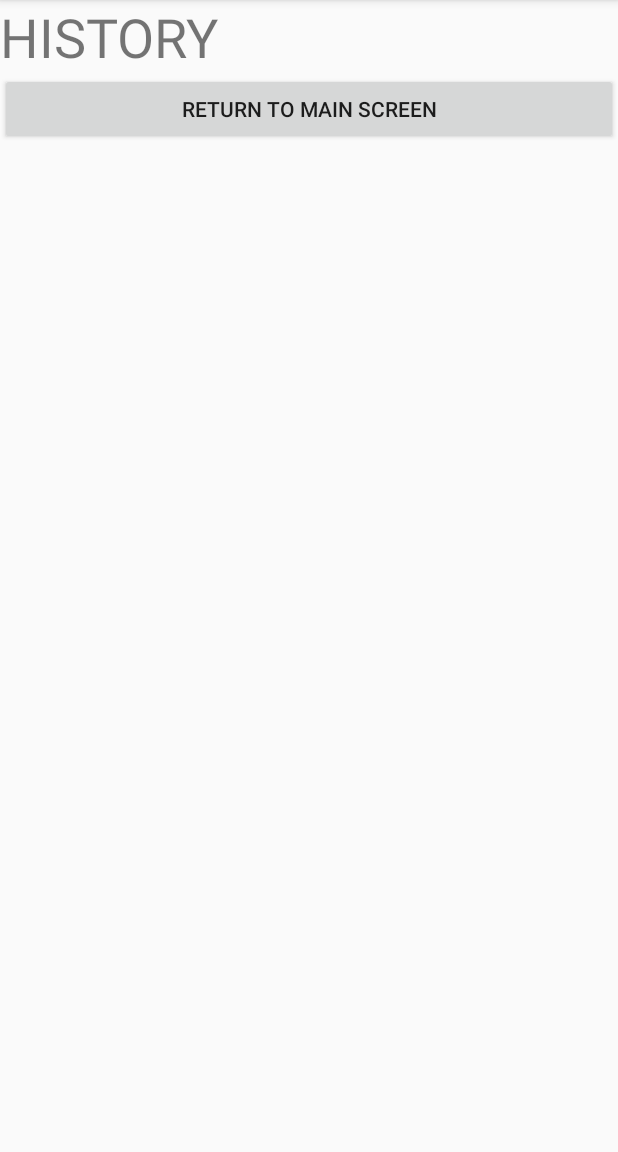
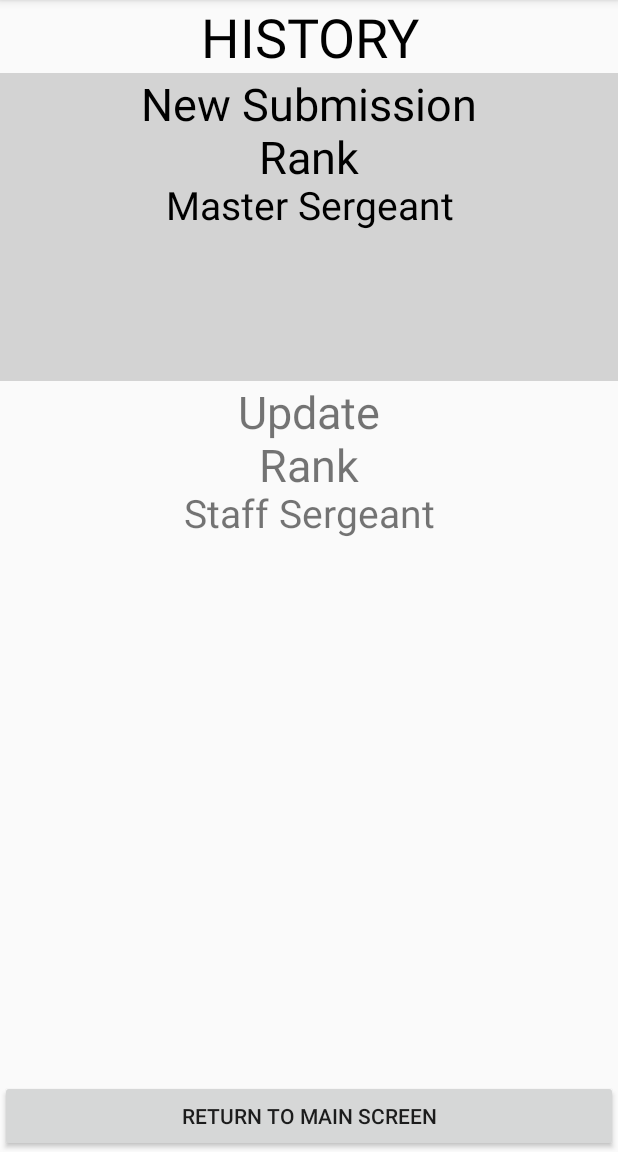
Before and after one commit to blink01/grave, an Android app: the History screen opened directly, with no data from a screen before it, on a phone screen of 412 x 824 dp, the part 84-1236 px from its top. Run offline under Robolectric (Android 15) with nearby library versions, the phone set to English and light mode, and no system bars.

```diff
--- a/app/src/main/res/layout/activity_history.xml
+++ b/app/src/main/res/layout/activity_history.xml
@@ -9,10 +9,80 @@
     <TextView
         android:layout_width="match_parent"
         android:layout_height="wrap_content"
+        android:gravity="center_horizontal"
         android:textSize="36sp"
+        android:textColor="@color/colorBlack"
         android:text="@string/history"
         tools:layout_editor_absoluteX="84dp"
         tools:layout_editor_absoluteY="115dp" />
+
+
+    <FrameLayout
+        android:layout_width="match_parent"
+        android:layout_height="205dp"
+        android:background="@color/colorGrey">
+
+        <TextView
+            android:layout_width="match_parent"
+            android:layout_height="wrap_content"
+            android:gravity="center"
+            android:textSize="30sp"
+            android:textColor="@color/colorBlack"
+            android:text="@string/displaySub"
+            />
+
+        <TextView
+            android:layout_width="match_parent"
+            android:layout_height="wrap_content"
+            android:gravity="center"
+            android:padding="35sp"
+            android:textSize="30sp"
+            android:textColor="@color/colorBlack"
+            android:text="@string/ranklvl"/>
+
+        <TextView
+            android:layout_width="match_parent"
+            android:layout_height="wrap_content"
+            android:gravity="center"
+            android:padding="70sp"
+            android:textSize="26sp"
+            android:textColor="@color/colorBlack"
+            android:text="Master Sergeant"
+            android:id="@+id/displaySubmisison" />
+    </FrameLayout>
+
+    <FrameLayout
+        android:layout_width="match_parent"
+        android:layout_height="205dp">
+        <TextView
+            android:layout_width="match_parent"
+            android:layout_height="wrap_content"
+            android:gravity="center"
+            android:textSize="30sp"
+            android:text="@string/displayUp"
+            />
+        <TextView
+            android:layout_width="match_parent"
+            android:layout_height="wrap_content"
+            android:gravity="center"
+            android:padding="35sp"
+            android:textSize="30sp"
+            android:text="@string/ranklvl"
+            />
+        <TextView
+            android:layout_width="match_parent"
+            android:layout_height="wrap_content"
+            android:gravity="center"
+            android:paddingTop="70sp"
+            android:textSize="26sp"
+            android:text="Staff Sergeant"
+            android:id="@+id/displayUpdate"/>
+    </FrameLayout>
+
+    <LinearLayout
+        android:layout_width="match_parent"
+        android:layout_height="match_parent"
+        android:gravity="center|bottom">
 
         <Button
             android:id="@+id/buttonBack22"
@@ -22,3 +92,4 @@
             tools:layout_editor_absoluteX="148dp"
             tools:layout_editor_absoluteY="239dp" />
     </LinearLayout>
+</LinearLayout>
--- a/app/src/main/res/values/colors.xml
+++ b/app/src/main/res/values/colors.xml
@@ -3,4 +3,6 @@
     <color name="colorPrimary">#3F51B5</color>
     <color name="colorPrimaryDark">#303F9F</color>
     <color name="colorAccent">#FF4081</color>
+    <color name="colorGrey">#d3d3d3</color>
+    <color name="colorBlack">#000</color>
 </resources>
--- a/app/src/main/res/values/strings.xml
+++ b/app/src/main/res/values/strings.xml
@@ -7,4 +7,7 @@
     <string name="tim_newport">Tim Newport on work PC</string>
     <string name="buttonReturn">Return to Main Screen</string>
     <string name="history">HISTORY</string>
+    <string name="displaySub">New Submission</string>
+    <string name="ranklvl">Rank</string>
+    <string name="displayUp">Update</string>
 </resources>
```
Lines whose indentation alone changed are shown as unchanged.
